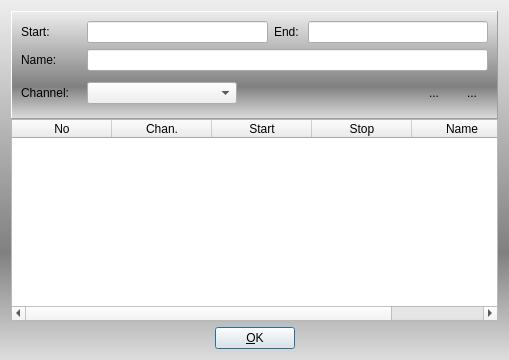
Above: vlc-record/ctimerrec.ui from code-google-com/vlc-record before the change. Below: the same form after it.
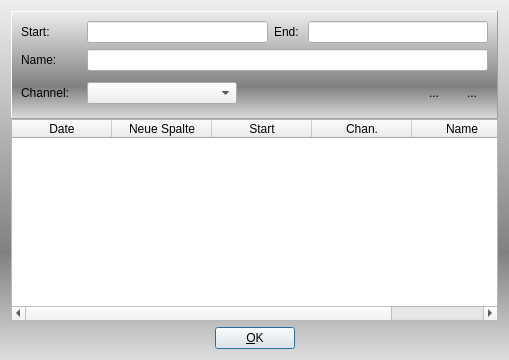
That is the form after the change. Icons and pictures are not drawn.

Commit message: read write timer record list

What changed in the file:
```diff
--- a/vlc-record/ctimerrec.ui
+++ b/vlc-record/ctimerrec.ui
@@ -191,12 +191,12 @@
      </attribute>
      <column>
       <property name="text">
-       <string>No</string>
+       <string>Date</string>
       </property>
      </column>
      <column>
       <property name="text">
-       <string>Chan.</string>
+       <string>Neue Spalte</string>
       </property>
      </column>
      <column>
@@ -206,7 +206,7 @@
      </column>
      <column>
       <property name="text">
-       <string>Stop</string>
+       <string>Chan.</string>
       </property>
      </column>
      <column>
```
The commit also changes 2 other files.
